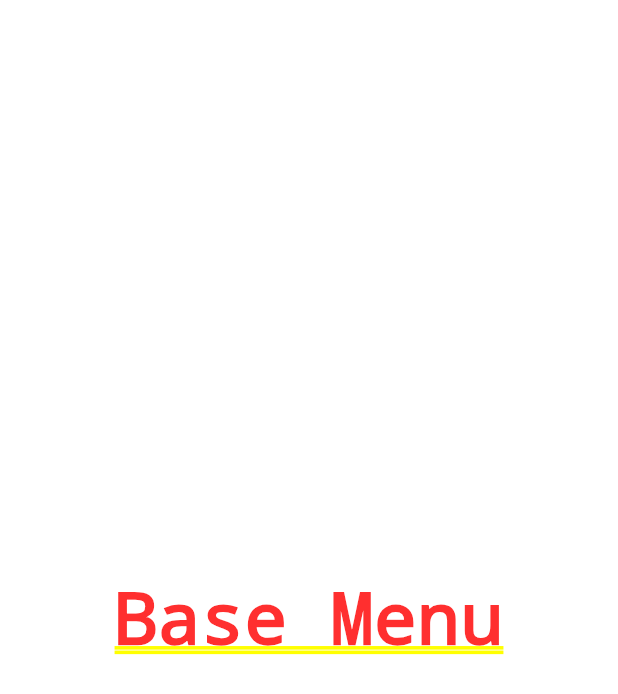
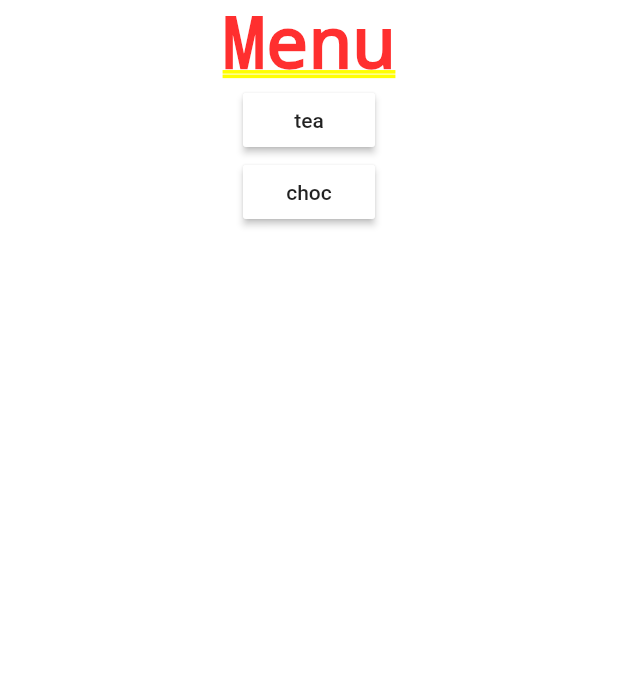
Before and after one commit to DiUS/dius-mentor_boris_coffee-flutter, a Flutter app: the screen it shows after launch, on a phone screen of 412 x 824 dp. Shown: the top 694 px of the screen. Run offline on Flutter 3.47's test engine with Material 2 defaults, Android fonts, the phone set to English and light mode, and no system bars.

Commit message:
Add stub base menu

```diff
--- a/app/lib/Response.dart
+++ b/app/lib/Response.dart
@@ -20,7 +20,7 @@ enum FailureCategory {
 
 abstract class Response<A> {
   Response<B> map<B>(B func(A)) {
-    switch (this.runtimeType) {
+    switch (runtimeType) {
       case Error: return Error((this as Error).message);
       case Failure: return Failure((this as Failure).message, (this as Failure).status);
       case Success: try {
@@ -39,7 +39,7 @@ abstract class Response<A> {
 
 extension Nested<T> on Response<Response<T>> {
   Response<T> flatten() {
-    switch (this.runtimeType) {
+    switch (runtimeType) {
       case Error: return Error((this as Error).message);
       case Failure: return Failure((this as Failure).message, (this as Failure).status);
       case Success:
--- a/app/lib/main.dart
+++ b/app/lib/main.dart
@@ -1,5 +1,6 @@
 import 'package:flutter/material.dart';
-import 'package:mentor_coffee/presentation/BaseMenu.dart';
+
+import 'presentation/BaseMenu.dart';
 
 void main() => runApp(MyApp());
 
--- a/app/lib/presentation/BaseMenu.dart
+++ b/app/lib/presentation/BaseMenu.dart
@@ -1,10 +1,35 @@
 import 'package:flutter/material.dart';
+import 'package:provider/provider.dart';
+
+import '../Response.dart';
+import 'MenuProvider.dart';
 
 class BaseMenu extends StatelessWidget {
   @override
   Widget build(BuildContext context) {
-    return Center(
-      child: Text("Base Menu")
-    );
+    return ChangeNotifierProvider(
+        create: (context) => MenuUseCases(),
+        child: Center(
+          child: Consumer<MenuUseCases>(
+            builder: (context, model, child) => Column(
+              children: <Widget>[Text("Menu")] + menuListFrom(model.list),
+            ),
+          ),
+        ));
   }
 }
+
+List<Widget> menuListFrom(Response<List<String>> r) {
+  if (r is Success) {
+    final List<String> list = (r as Success).body;
+    return list
+        .map((it) => MaterialButton(
+              child: Text(it),
+              onPressed: () {},
+              color: Colors.white,
+            ))
+        .toList();
+  } else {
+    return [Text("Oh no!")];
+  }
+}
--- /dev/null
+++ b/app/lib/presentation/MenuProvider.dart
@@ -0,0 +1,18 @@
+import 'package:flutter/foundation.dart';
+
+import '../Response.dart';
+
+class MenuUseCases extends ChangeNotifier {
+  MenuUseCases() {
+    fetchList();
+  }
+
+  Response<List<String>> /*?*/ _list;
+
+  get list => _list;
+
+  void fetchList() async {
+    _list = Success(List.of(["tea", "choc"]));
+    notifyListeners();
+  }
+}
--- a/app/pubspec.yaml
+++ b/app/pubspec.yaml
@@ -4,15 +4,16 @@ description: Sample app
 version: 1.0.0+1
 
 environment:
-  sdk: '>=2.12.0-0 <3.0.0'
+  sdk: '>=2.10.4 <3.0.0'
 
 dependencies:
   flutter:
     sdk: flutter
 
   http: ^0.12.2
+  provider: ^4.3.2
 
-  cupertino_icons: ^1.0.1
+  cupertino_icons: ^1.0.0
 
 dev_dependencies:
   flutter_test:
```
Also changed, not shown: app/pubspec.lock, 2 other files.
